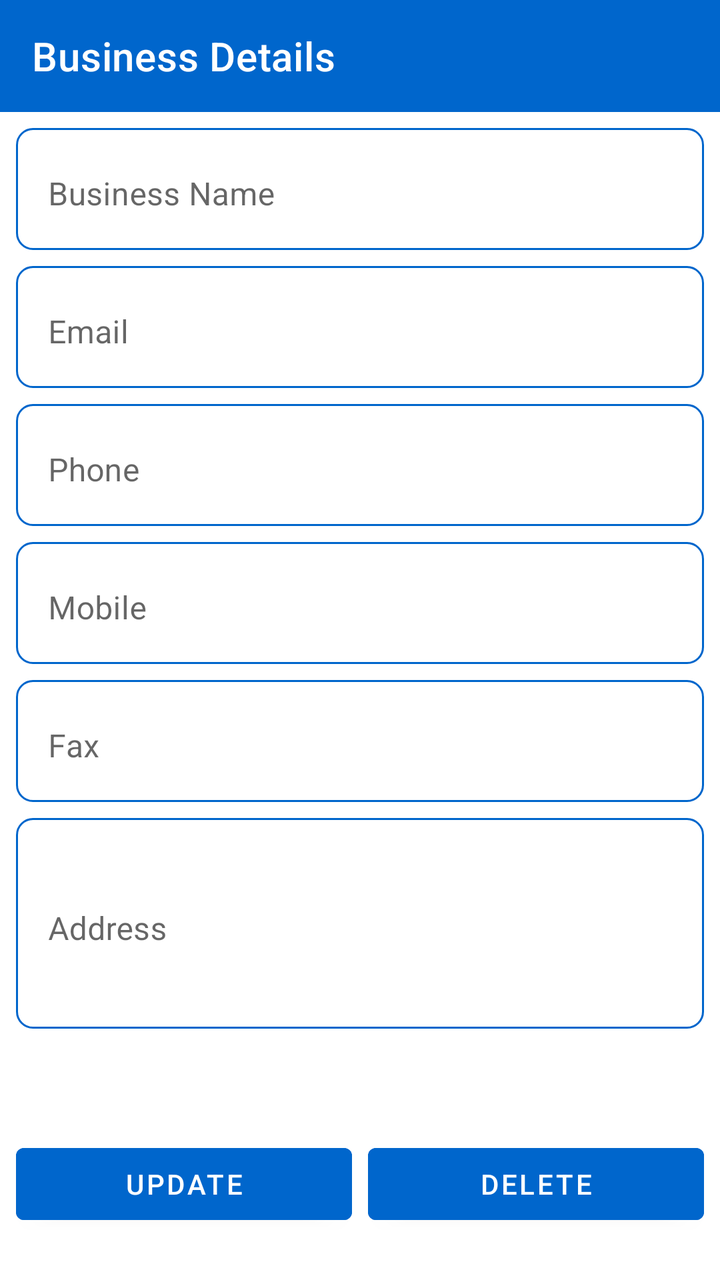
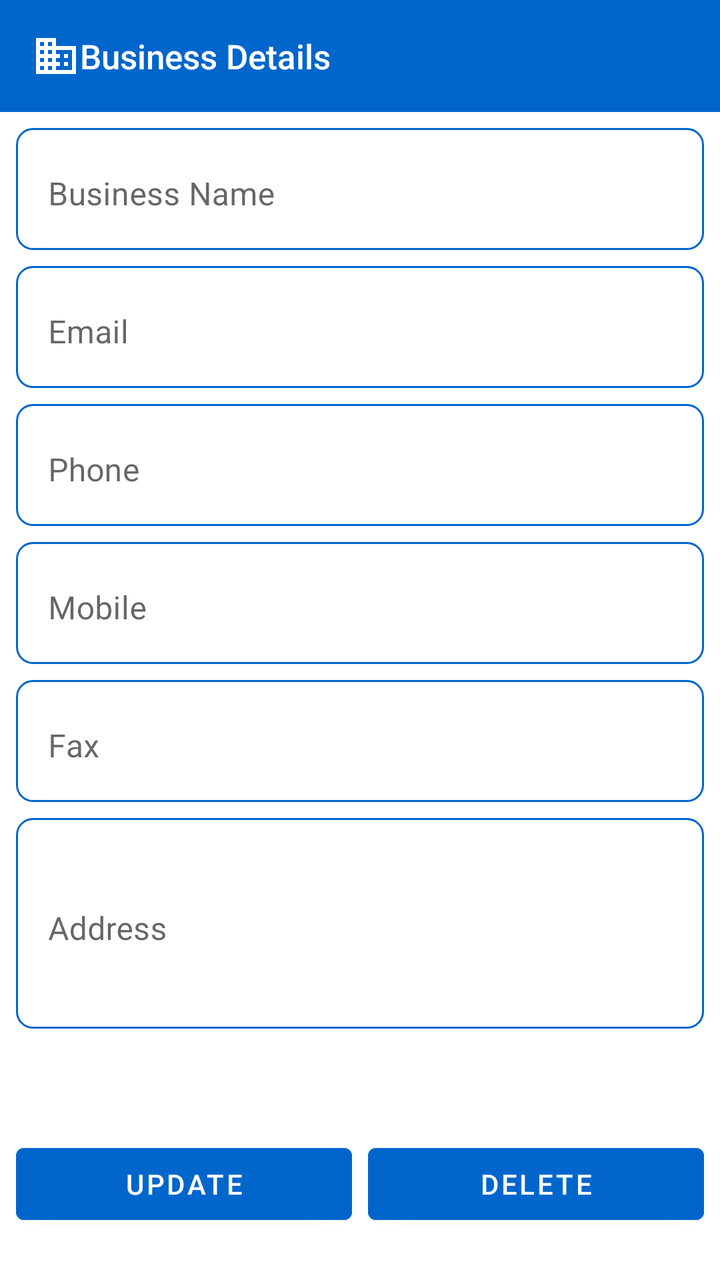

The first picture is an Android layout as it rendered before a commit; the second is the same layout after the commit. The layout source and the unified diff follow.
<!-- AndroidManifest.xml: application theme Theme.MetalConstructionsEstimates -->
<!-- res/layout/activity_business_details.xml -->
<?xml version="1.0" encoding="utf-8"?>
<androidx.constraintlayout.widget.ConstraintLayout
    xmlns:android="http://schemas.android.com/apk/res/android"
    xmlns:app="http://schemas.android.com/apk/res-auto"
    android:id="@+id/scrollContent"
    android:layout_width="match_parent"
    android:layout_height="match_parent"
    android:paddingBottom="16dp">

    
    <androidx.appcompat.widget.Toolbar
        android:id="@+id/toolbar"
        android:layout_width="0dp"
        android:layout_height="?attr/actionBarSize"
        android:background="#0066cc"
        app:title="@string/businessDetails"
        app:titleTextColor="@android:color/white"
        app:layout_constraintTop_toTopOf="parent"
        app:layout_constraintStart_toStartOf="parent"
        app:layout_constraintEnd_toEndOf="parent" />

    
    <androidx.constraintlayout.widget.Guideline
        android:id="@+id/guidelineBottom"
        android:layout_width="wrap_content"
        android:layout_height="wrap_content"
        android:orientation="horizontal"
        app:layout_constraintGuide_end="64dp" />

    
    <androidx.core.widget.NestedScrollView
        android:id="@+id/scrollView"
        android:layout_width="0dp"
        android:layout_height="0dp"
        android:fillViewport="true"
        android:scrollbars="vertical"
        app:layout_constraintTop_toBottomOf="@id/toolbar"
        app:layout_constraintBottom_toTopOf="@id/guidelineBottom"
        app:layout_constraintStart_toStartOf="parent"
        app:layout_constraintEnd_toEndOf="parent">

        <androidx.constraintlayout.widget.ConstraintLayout
            android:layout_width="match_parent"
            android:layout_height="wrap_content">

            
            <com.google.android.material.textfield.TextInputLayout
                android:id="@+id/nameInputLayout"
                android:layout_width="0dp"
                android:layout_height="wrap_content"
                android:layout_marginTop="8dp"
                android:layout_marginStart="8dp"
                android:layout_marginEnd="8dp"
                android:hint="@string/business_name"
                android:background="@drawable/shape"
                app:layout_constraintTop_toTopOf="parent"
                app:layout_constraintStart_toStartOf="parent"
                app:layout_constraintEnd_toEndOf="parent"
                style="@style/Widget.MaterialComponents.TextInputLayout.OutlinedBox">

                <com.google.android.material.textfield.TextInputEditText
                    android:id="@+id/nameEditText_business_details"
                    android:layout_width="match_parent"
                    android:layout_height="wrap_content"
                    android:inputType="text"
                    android:textColor="#333333"
                    android:textColorHint="#4A4A4A"
                    android:background="@android:color/transparent" />
            </com.google.android.material.textfield.TextInputLayout>

            
            <com.google.android.material.textfield.TextInputLayout
                android:id="@+id/emailInputLayout"
                android:layout_width="0dp"
                android:layout_height="wrap_content"
                android:layout_marginTop="8dp"
                android:layout_marginStart="8dp"
                android:layout_marginEnd="8dp"
                android:hint="@string/business_email"
                android:background="@drawable/shape"
                app:layout_constraintTop_toBottomOf="@id/nameInputLayout"
                app:layout_constraintStart_toStartOf="parent"
                app:layout_constraintEnd_toEndOf="parent"
                style="@style/Widget.MaterialComponents.TextInputLayout.OutlinedBox">

                <com.google.android.material.textfield.TextInputEditText
                    android:id="@+id/emailEditText_business_details"
                    android:layout_width="match_parent"
                    android:layout_height="wrap_content"
                    android:inputType="textEmailAddress"
                    android:textColor="#333333"
                    android:textColorHint="#4A4A4A"
                    android:background="@android:color/transparent" />
            </com.google.android.material.textfield.TextInputLayout>

            
            <com.google.android.material.textfield.TextInputLayout
                android:id="@+id/telephoneInputLayout"
                android:layout_width="0dp"
                android:layout_height="wrap_content"
                android:layout_marginTop="8dp"
                android:layout_marginStart="8dp"
                android:layout_marginEnd="8dp"
                android:hint="@string/business_phone"
                android:background="@drawable/shape"
                app:layout_constraintTop_toBottomOf="@id/emailInputLayout"
                app:layout_constraintStart_toStartOf="parent"
                app:layout_constraintEnd_toEndOf="parent"
                style="@style/Widget.MaterialComponents.TextInputLayout.OutlinedBox">

                <com.google.android.material.textfield.TextInputEditText
                    android:id="@+id/telephoneEditText_business_details"
                    android:layout_width="match_parent"
                    android:layout_height="wrap_content"
                    android:inputType="phone"
                    android:textColor="#333333"
                    android:textColorHint="#4A4A4A"
                    android:background="@android:color/transparent" />
            </com.google.android.material.textfield.TextInputLayout>

            
            <com.google.android.material.textfield.TextInputLayout
                android:id="@+id/mobileInputLayout"
                android:layout_width="0dp"
                android:layout_height="wrap_content"
                android:layout_marginTop="8dp"
                android:layout_marginStart="8dp"
                android:layout_marginEnd="8dp"
                android:hint="@string/business_mobile"
                android:background="@drawable/shape"
                app:layout_constraintTop_toBottomOf="@id/telephoneInputLayout"
                app:layout_constraintStart_toStartOf="parent"
                app:layout_constraintEnd_toEndOf="parent"
                style="@style/Widget.MaterialComponents.TextInputLayout.OutlinedBox">

                <com.google.android.material.textfield.TextInputEditText
                    android:id="@+id/mobileEditText_business_details"
                    android:layout_width="match_parent"
                    android:layout_height="wrap_content"
                    android:inputType="phone"
                    android:textColor="#333333"
                    android:textColorHint="#4A4A4A"
                    android:background="@android:color/transparent" />
            </com.google.android.material.textfield.TextInputLayout>

            
            <com.google.android.material.textfield.TextInputLayout
                android:id="@+id/faxInputLayout"
                android:layout_width="0dp"
                android:layout_height="wrap_content"
                android:layout_marginTop="8dp"
                android:layout_marginStart="8dp"
                android:layout_marginEnd="8dp"
                android:hint="@string/business_fax"
                android:background="@drawable/shape"
                app:layout_constraintTop_toBottomOf="@id/mobileInputLayout"
                app:layout_constraintStart_toStartOf="parent"
                app:layout_constraintEnd_toEndOf="parent"
                style="@style/Widget.MaterialComponents.TextInputLayout.OutlinedBox">

                <com.google.android.material.textfield.TextInputEditText
                    android:id="@+id/faxEditText_business_details"
                    android:layout_width="match_parent"
                    android:layout_height="wrap_content"
                    android:inputType="phone"
                    android:textColor="#333333"
                    android:textColorHint="#4A4A4A"
                    android:background="@android:color/transparent" />
            </com.google.android.material.textfield.TextInputLayout>

            
            <com.google.android.material.textfield.TextInputLayout
                android:id="@+id/addressInputLayout"
                android:layout_width="0dp"
                android:layout_height="wrap_content"
                android:layout_marginTop="8dp"
                android:layout_marginStart="8dp"
                android:layout_marginEnd="8dp"
                android:layout_marginBottom="16dp"
                android:hint="@string/business_address"
                android:background="@drawable/shape"
                app:layout_constraintTop_toBottomOf="@id/faxInputLayout"
                app:layout_constraintStart_toStartOf="parent"
                app:layout_constraintEnd_toEndOf="parent"
                style="@style/Widget.MaterialComponents.TextInputLayout.OutlinedBox">

                <com.google.android.material.textfield.TextInputEditText
                    android:id="@+id/addressEditText_business_details"
                    android:layout_width="match_parent"
                    android:layout_height="wrap_content"
                    android:minHeight="100dp"
                    android:inputType="textPostalAddress"
                    android:textColor="#333333"
                    android:textColorHint="#4A4A4A"
                    android:background="@android:color/transparent" />
            </com.google.android.material.textfield.TextInputLayout>

        </androidx.constraintlayout.widget.ConstraintLayout>
    </androidx.core.widget.NestedScrollView>

    
    <Button
        android:id="@+id/buttonEdit_business_details"
        android:layout_width="0dp"
        android:layout_height="wrap_content"
        android:layout_marginStart="8dp"
        android:layout_marginEnd="4dp"
        android:layout_marginBottom="8dp"
        android:backgroundTint="#0066cc"
        android:text="@string/update"
        android:textColor="@android:color/white"
        app:layout_constraintBottom_toBottomOf="parent"
        app:layout_constraintEnd_toStartOf="@id/buttonDelete_business_details"
        app:layout_constraintStart_toStartOf="parent" />

    <Button
        android:id="@+id/buttonDelete_business_details"
        android:layout_width="0dp"
        android:layout_height="wrap_content"
        android:layout_marginStart="4dp"
        android:layout_marginEnd="8dp"
        android:layout_marginBottom="8dp"
        android:backgroundTint="#0066cc"
        android:text="@string/delete"
        android:textColor="@android:color/white"
        app:layout_constraintBottom_toBottomOf="parent"
        app:layout_constraintEnd_toEndOf="parent"
        app:layout_constraintStart_toEndOf="@id/buttonEdit_business_details" />

</androidx.constraintlayout.widget.ConstraintLayout>
<!-- resources referenced by this layout -->
<resources>
  <!-- drawable shape (drawable) -->
  <shape xmlns:android="http://schemas.android.com/apk/res/android"
      android:shape="rectangle">
      <solid android:color="#FFFFFF" />
      
      <stroke
          android:width="1.1dp"
          android:color="#0066cc" /> 
  
      <corners android:radius="8dp" />
  </shape>
  <string name="businessDetails">Business Details</string>
  <string name="business_address">Address</string>
  <string name="business_email">Email</string>
  <string name="business_fax">Fax</string>
  <string name="business_mobile">Mobile</string>
  <string name="business_name">Business Name</string>
  <string name="business_phone">Phone</string>
  <string name="delete">Delete</string>
  <string name="update">Update</string>
  <style name="Theme.MetalConstructionsEstimates" parent="Theme.MaterialComponents.DayNight.NoActionBar">
      
          <item name="colorPrimary">@color/purple_200</item>
          <item name="colorPrimaryVariant">@color/purple_700</item>
          <item name="colorOnPrimary">@color/black</item>
  
          <item name="colorSecondary">@color/teal_200</item>
          <item name="colorSecondaryVariant">@color/teal_200</item>
          <item name="colorOnSecondary">@color/black</item>
  
          <item name="android:statusBarColor">?attr/colorPrimaryVariant</item>
          <item name="android:windowLightStatusBar">false</item>
  
          
      </style>
  <color name="purple_200">#FFBB86FC</color>
  <color name="purple_700">#FF3700B3</color>
  <color name="black">#FF000000</color>
  <color name="teal_200">#FF03DAC5</color>
</resources>

<!-- the commit's change to res/layout/activity_business_details.xml (unified diff, before → after) -->
@@ -13,7 +13,13 @@
         android:layout_width="0dp"
         android:layout_height="?attr/actionBarSize"
         android:background="#0066cc"
+        android:theme="@style/ThemeOverlay.MaterialComponents.Dark.ActionBar"
+        app:popupTheme="@style/ThemeOverlay.AppCompat.DayNight"
         app:title="@string/businessDetails"
+        app:logo="@drawable/ic_toolbar_business"
+        app:contentInsetStartWithNavigation="0dp"
+        app:titleMarginStart="10dp"
+        app:titleTextAppearance="@style/ListToolbarTitle"
         app:titleTextColor="@android:color/white"
         app:layout_constraintTop_toTopOf="parent"
         app:layout_constraintStart_toStartOf="parent"
<!-- resource entries referenced after the edit -->
@@ -1,5 +1,16 @@
 <!-- resources referenced by this layout -->
 <resources>
+  <!-- drawable ic_toolbar_business (drawable) -->
+  <?xml version="1.0" encoding="utf-8"?>
+  <vector xmlns:android="http://schemas.android.com/apk/res/android"
+      android:width="24dp"
+      android:height="24dp"
+      android:viewportWidth="24"
+      android:viewportHeight="24">
+      <path
+          android:fillColor="#FFFFFFFF"
+          android:pathData="M12,7V3H2v18h20V7H12zM6,19H4v-2h2v2zM6,15H4v-2h2v2zM6,11H4V9h2v2zM6,7H4V5h2v2zM10,19H8v-2h2v2zM10,15H8v-2h2v2zM10,11H8V9h2v2zM10,7H8V5h2v2zM20,19h-8v-2h2v-2h-2v-2h2v-2h-2V9h8v10zM18,11h-2v2h2v-2zM18,15h-2v2h2v-2z" />
+  </vector>
   <!-- drawable shape (drawable) -->
   <shape xmlns:android="http://schemas.android.com/apk/res/android"
       android:shape="rectangle">
@@ -20,6 +31,9 @@
   <string name="business_phone">Phone</string>
   <string name="delete">Delete</string>
   <string name="update">Update</string>
+  <style name="ListToolbarTitle" parent="TextAppearance.AppCompat.Widget.ActionBar.Title">
+          <item name="android:textSize">@dimen/list_toolbar_title_size</item>
+      </style>
   <style name="Theme.MetalConstructionsEstimates" parent="Theme.MaterialComponents.DayNight.NoActionBar">
       
           <item name="colorPrimary">@color/purple_200</item>
@@ -35,6 +49,7 @@
   
           
       </style>
+  <dimen name="list_toolbar_title_size">17sp</dimen>
   <color name="purple_200">#FFBB86FC</color>
   <color name="purple_700">#FF3700B3</color>
   <color name="black">#FF000000</color>
